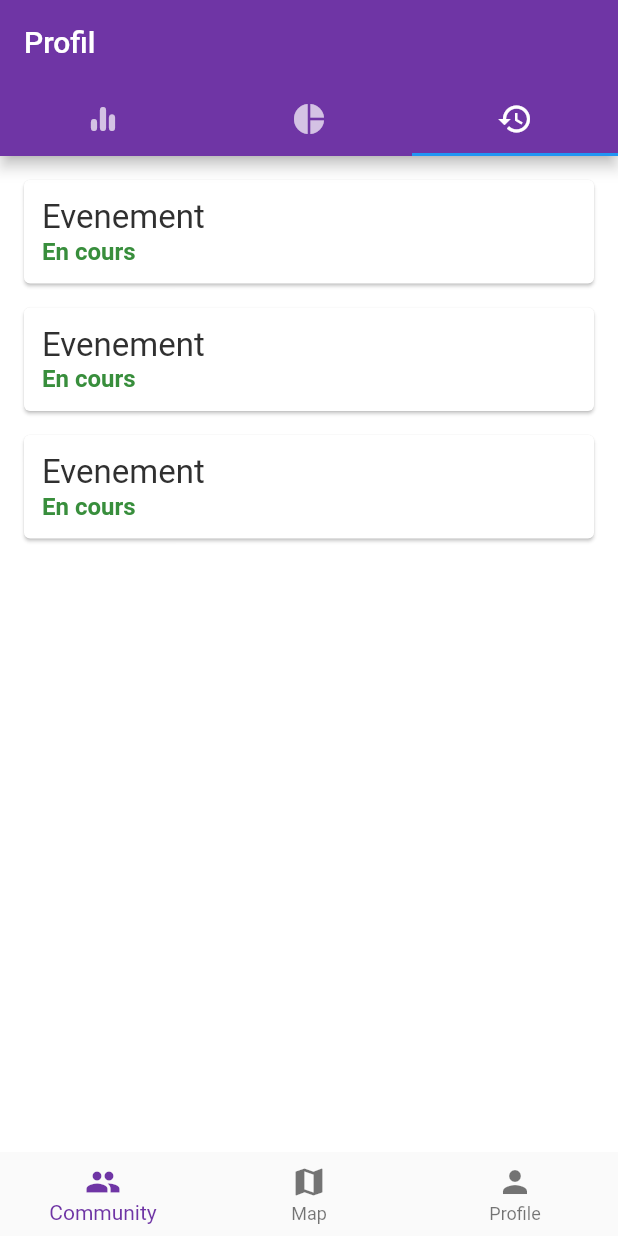
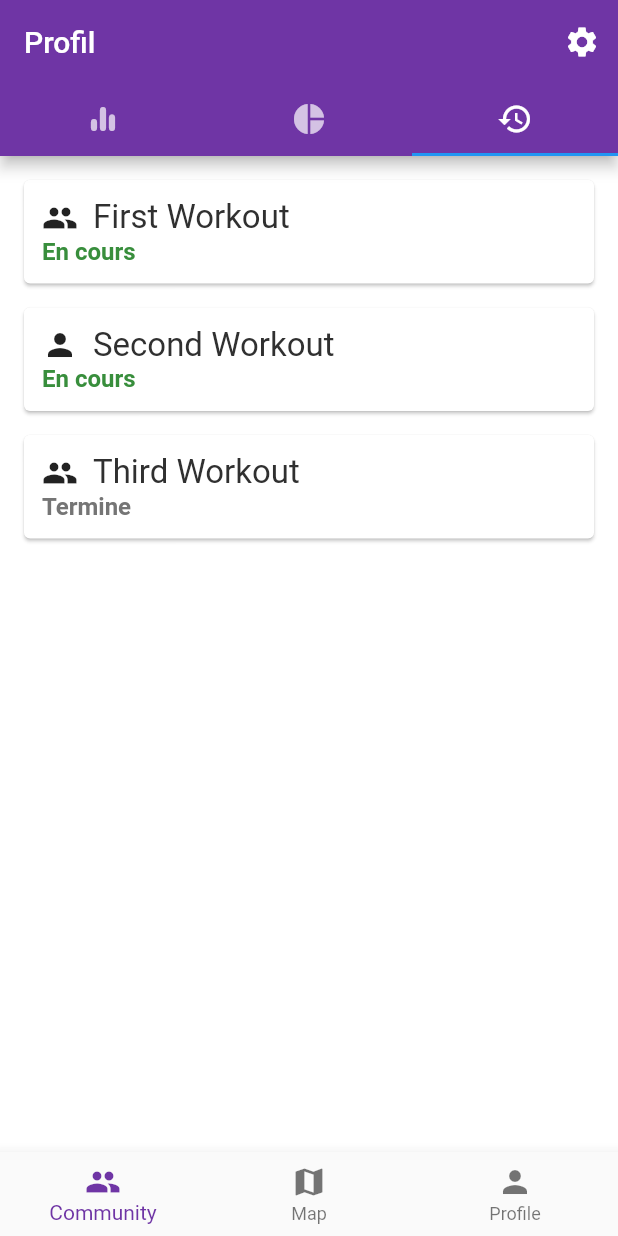
Before and after one commit to soni2261/Runex, a Flutter app: the Nav screen opened directly, tab 3 chosen, on a phone screen of 412 x 824 dp. Run offline on Flutter 3.47's test engine with Material 2 defaults, Android fonts, the light colour scheme and no system bars; our stand-ins replace flutter_svg.

Commit message:
Made event and solo run cards

```diff
--- /dev/null
+++ b/runex/lib/Screens/Profil/Onglets/Historique/components/event_card.dart
@@ -0,0 +1,46 @@
+import 'package:flutter/material.dart';
+
+class EventCard extends StatelessWidget {
+  final Map map;
+  const EventCard(
+    this.map, {
+    Key key,
+  }) : super(key: key);
+
+  @override
+  Widget build(BuildContext context) {
+    return Card(
+      margin: EdgeInsets.fromLTRB(16, 16, 16, 0),
+      child: InkWell(
+        onTap: () {},
+        child: Padding(
+          padding: const EdgeInsets.all(12.0),
+          child: Column(
+            crossAxisAlignment: CrossAxisAlignment.stretch,
+            children: <Widget>[
+              Row(children: <Widget>[
+                Icon(Icons.people),
+                SizedBox(
+                  width: 10,
+                ),
+                Text(
+                  map['name'],
+                  style: TextStyle(color: Colors.grey[850], fontSize: 22),
+                ),
+              ]),
+              Text(
+                map['isFinished'] ? "Termine" : "En cours",
+                style: TextStyle(
+                    color: map['isFinished']
+                        ? Colors.grey[600]
+                        : Colors.green[700],
+                    fontSize: 16,
+                    fontWeight: FontWeight.bold),
+              ),
+            ],
+          ),
+        ),
+      ),
+    );
+  }
+}
--- /dev/null
+++ b/runex/lib/Screens/Profil/Onglets/Historique/components/solo_run_card.dart
@@ -0,0 +1,46 @@
+import 'package:flutter/material.dart';
+
+class SoloRunCard extends StatelessWidget {
+  final Map map;
+  const SoloRunCard(
+    this.map, {
+    Key key,
+  }) : super(key: key);
+
+  @override
+  Widget build(BuildContext context) {
+    return Card(
+      margin: EdgeInsets.fromLTRB(16, 16, 16, 0),
+      child: InkWell(
+        onTap: () {},
+        child: Padding(
+          padding: const EdgeInsets.all(12.0),
+          child: Column(
+            crossAxisAlignment: CrossAxisAlignment.stretch,
+            children: <Widget>[
+              Row(children: <Widget>[
+                Icon(
+                  Icons.person,
+                ),
+                SizedBox(
+                  width: 10,
+                ),
+                Text(
+                  map['name'],
+                  style: TextStyle(color: Colors.grey[850], fontSize: 22),
+                ),
+              ]),
+              Text(
+                "En cours",
+                style: TextStyle(
+                    color: Colors.green[700],
+                    fontSize: 16,
+                    fontWeight: FontWeight.bold),
+              ),
+            ],
+          ),
+        ),
+      ),
+    );
+  }
+}
--- a/runex/lib/Screens/Profil/Onglets/Historique/historique.dart
+++ b/runex/lib/Screens/Profil/Onglets/Historique/historique.dart
@@ -1,4 +1,6 @@
 import 'package:flutter/material.dart';
+import 'package:runex/Screens/Profil/Onglets/Historique/components/event_card.dart';
+import 'package:runex/Screens/Profil/Onglets/Historique/components/solo_run_card.dart';
 
 class Historique extends StatefulWidget {
   Historique({Key key}) : super(key: key);
@@ -8,42 +10,42 @@ class Historique extends StatefulWidget {
 }
 
 class _HistoriqueState extends State<Historique> {
-  Widget idToCard(id) {
-    return Card(
-      margin: EdgeInsets.fromLTRB(16, 16, 16, 0),
-      child: InkWell(
-        onTap: () {},
-        child: Padding(
-          padding: const EdgeInsets.all(12.0),
-          child: Column(
-            crossAxisAlignment: CrossAxisAlignment.stretch,
-            children: <Widget>[
-              Text(
-                "Evenement",
-                style: TextStyle(color: Colors.grey[850], fontSize: 22),
-              ),
-              Text(
-                "En cours",
-                style: TextStyle(
-                    color: Colors.green[700],
-                    fontSize: 16,
-                    fontWeight: FontWeight.bold),
-              ),
-            ],
-          ),
+  Widget idToCard(map) {
+    if (map['isEvent']) {
+      return EventCard(map);
+    } else {
+      return SoloRunCard(map);
+    }
+  }
+
+  @override
+  Widget build(BuildContext context) {
+    List<Map> listeMap = [
+      {
+        'id': '123456',
+        'name': 'First Workout',
+        'isEvent': true,
+        'isFinished': false
+      },
+      {
+        'id': '654321',
+        'name': 'Second Workout',
+        'isEvent': false,
+      },
+      {
+        'id': 'aliisthebest',
+        'name': 'Third Workout',
+        'isEvent': true,
+        'isFinished': true
+      },
+    ];
+
+    return SingleChildScrollView(
+      child: Container(
+        child: Column(
+          children: listeMap.map((id) => idToCard(id)).toList(),
         ),
       ),
     );
   }
-
-  @override
-  Widget build(BuildContext context) {
-    List<String> listeID = ["123456", "654321", "AliIsTheBest"];
-
-    return Container(
-      child: Column(
-        children: listeID.map((id) => idToCard(id)).toList(),
-      ),
-    );
-  }
 }
--- a/runex/lib/Screens/Profil/profil.dart
+++ b/runex/lib/Screens/Profil/profil.dart
@@ -10,11 +10,11 @@ class Profil extends StatelessWidget {
   Widget build(BuildContext context) {
     return MaterialApp(
       debugShowCheckedModeBanner: false,
-       theme: ThemeData(
-          primaryColor: kPrimaryColor,
-          scaffoldBackgroundColor: Colors.white,
-          visualDensity: VisualDensity.adaptivePlatformDensity,
-        ),
+      theme: ThemeData(
+        primaryColor: kPrimaryColor,
+        scaffoldBackgroundColor: Colors.white,
+        visualDensity: VisualDensity.adaptivePlatformDensity,
+      ),
       home: DefaultTabController(
         length: 3,
         child: Scaffold(
@@ -28,6 +28,13 @@ class Profil extends StatelessWidget {
             ),
             title: Text('Profil'),
             backgroundColor: kPrimaryColor,
+            actions: [
+              IconButton(
+                  icon: Icon(Icons.settings),
+                  onPressed: () {
+                    print("Settings button pressed");
+                  })
+            ],
           ),
           body: TabBarView(
             children: <Widget>[
--- a/runex/lib/navigation_bar.dart
+++ b/runex/lib/navigation_bar.dart
@@ -25,7 +25,6 @@ class _NavState extends State<Nav> {
         onTap: onNavTap,
         currentIndex: _selectedIndex,
         selectedItemColor: kPrimaryColor,
-        elevation: 0,
         items: <BottomNavigationBarItem>[
           BottomNavigationBarItem(icon: Icon(Icons.people), label: 'Community'),
           BottomNavigationBarItem(icon: Icon(Icons.map), label: 'Map'),
```
